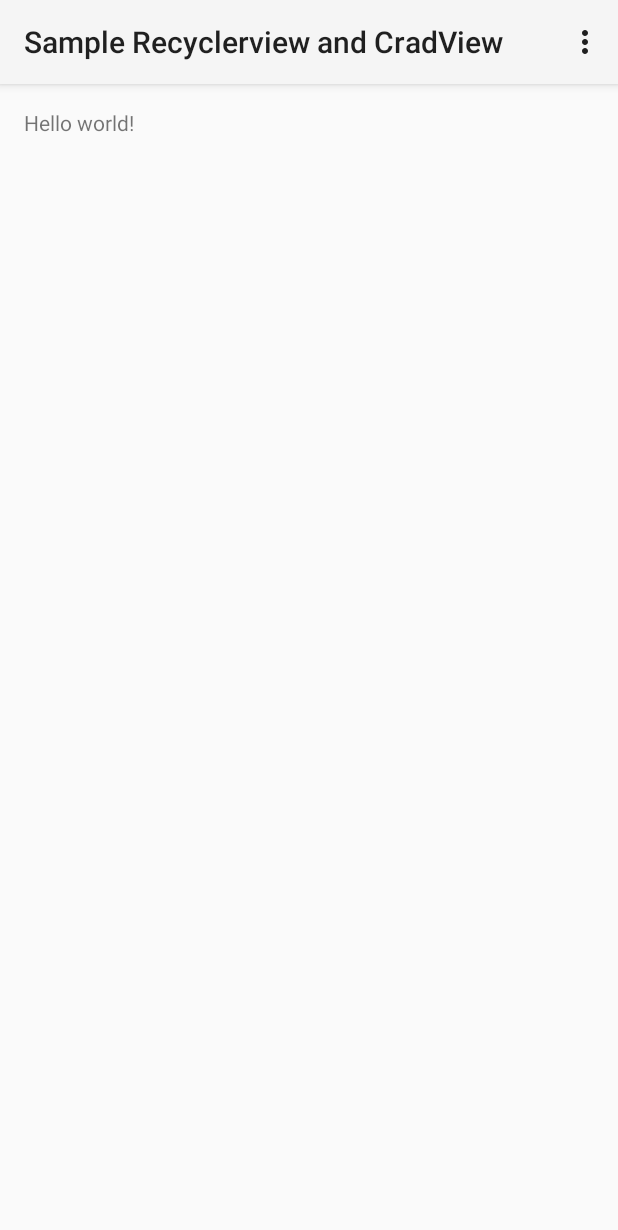
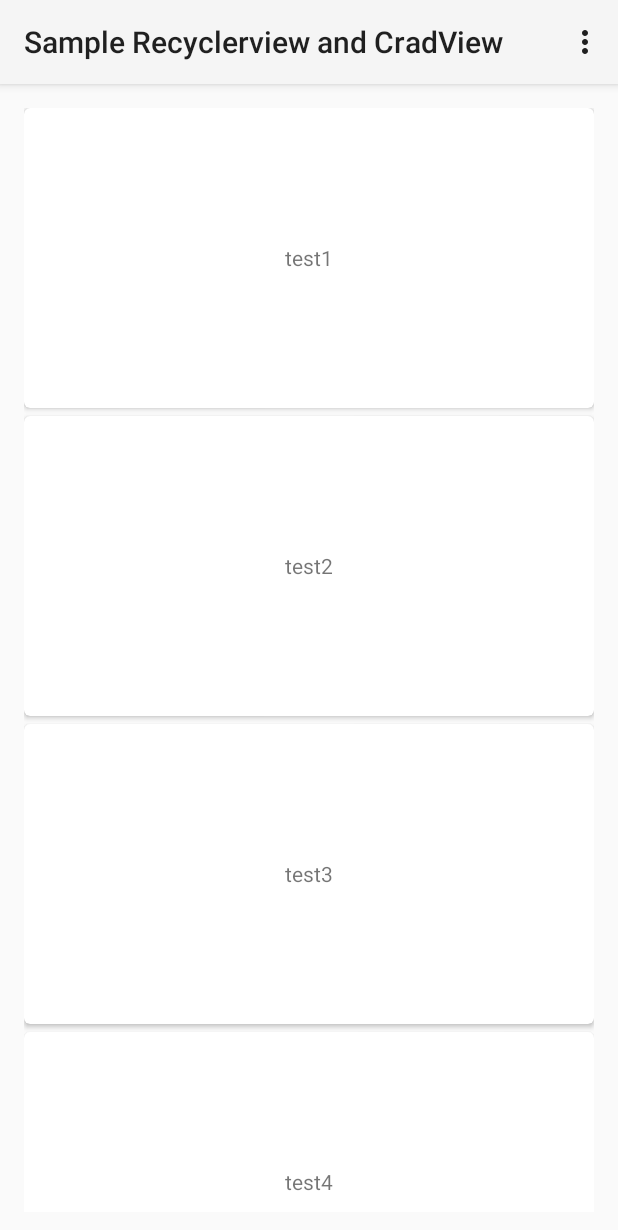
Before and after one commit to horie1024/recyclerview_and_cardview_sample, an Android app: the screen it shows after launch (MainActivity), on a phone screen of 412 x 824 dp. Shown: the top 1230 px of the screen. Run offline under Robolectric (Android 15) with nearby library versions, the phone set to English and light mode, and no system bars.

Commit message:
RecyclerViewとCardViewを実装

```diff
--- a/app/src/main/java/horie1024/jp/sample/MainActivity.java
+++ b/app/src/main/java/horie1024/jp/sample/MainActivity.java
@@ -2,9 +2,10 @@ package horie1024.jp.sample;
 
 import android.app.Activity;
 import android.os.Bundle;
+import android.support.v7.widget.LinearLayoutManager;
+import android.support.v7.widget.RecyclerView;
 import android.view.Menu;
 import android.view.MenuItem;
-
 
 public class MainActivity extends Activity {
 
@@ -12,6 +13,14 @@ public class MainActivity extends Activity {
     protected void onCreate(Bundle savedInstanceState) {
         super.onCreate(savedInstanceState);
         setContentView(R.layout.activity_main);
+
+        RecyclerView recyclerView = (RecyclerView) findViewById(R.id.my_recycler_view);
+        recyclerView.setLayoutManager(new LinearLayoutManager(getApplicationContext()));
+        recyclerView.setHasFixedSize(true);
+
+        String[] data = {"test1", "test2", "test3", "test4", "test5", "test6", "test7", "test8", "test9", "test10", "test11", "test12"};
+
+        recyclerView.setAdapter(new SampleAdapter(data));
     }
 
 
--- a/app/src/main/res/layout/activity_main.xml
+++ b/app/src/main/res/layout/activity_main.xml
@@ -5,7 +5,10 @@
     android:paddingTop="@dimen/activity_vertical_margin"
     android:paddingBottom="@dimen/activity_vertical_margin" tools:context=".MainActivity">
 
-    <TextView android:text="@string/hello_world" android:layout_width="wrap_content"
-        android:layout_height="wrap_content" />
+    <android.support.v7.widget.RecyclerView
+        android:id="@+id/my_recycler_view"
+        android:layout_width="match_parent"
+        android:layout_height="match_parent"
+        android:scrollbars="vertical" />
 
 </RelativeLayout>
```
Also changed, not shown: 1 other file.
